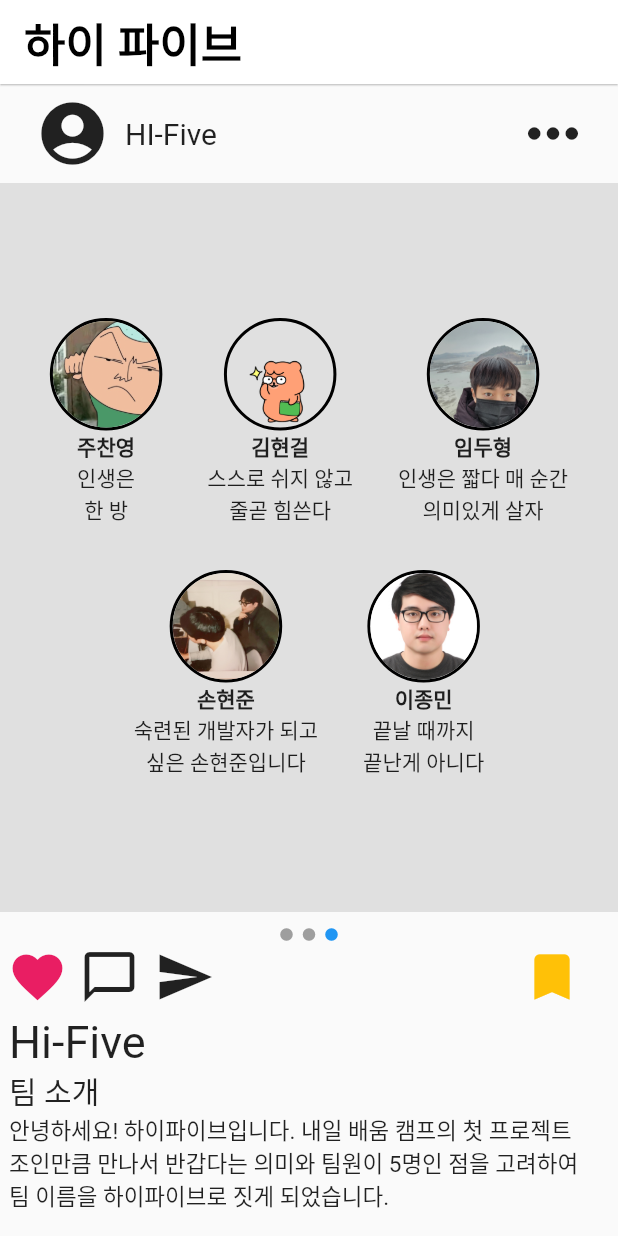
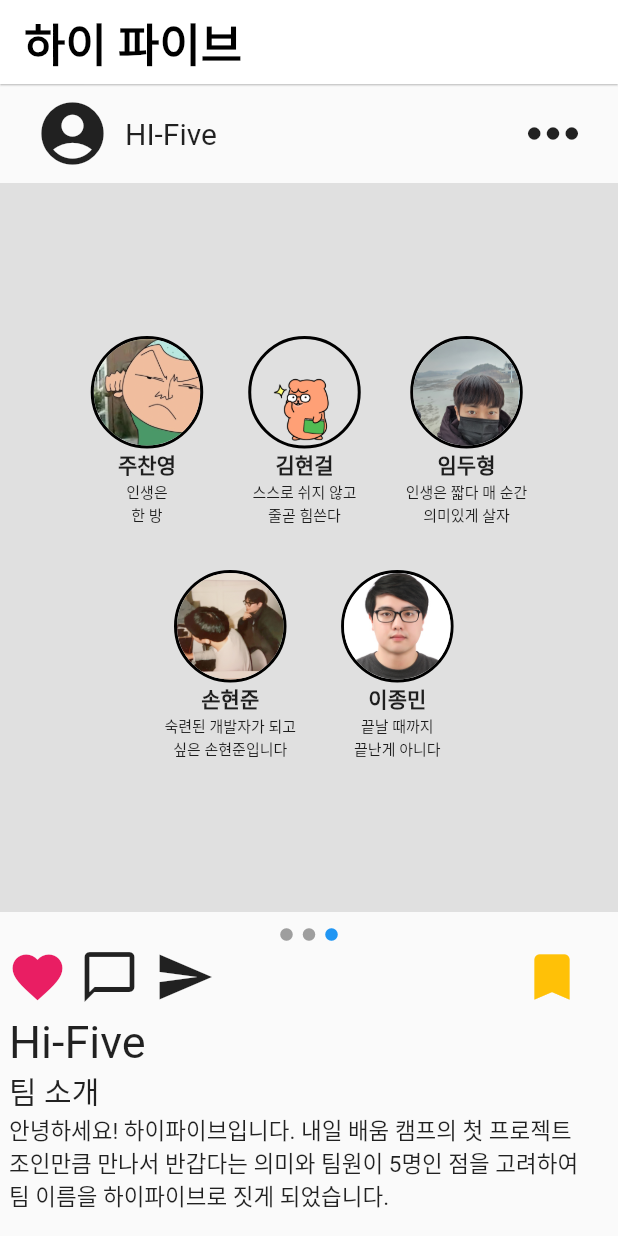
Before and after one commit to dannyjoo7/miniproject, a Flutter app: the MainPage screen opened directly, swiped to page 3, on a phone screen of 412 x 824 dp. Run offline on Flutter 3.47's test engine with Material 2 defaults, Android fonts, the phone set to English and light mode, and no system bars; our stand-ins replace shared_preferences, webview_flutter; accounts and stored records are empty; Roboto replaces fonts that are missing (GES).

Commit message:
FIX: user_simple_info 글자크기 수정

```diff
--- a/lib/main_page/user_simple_info.dart
+++ b/lib/main_page/user_simple_info.dart
@@ -43,7 +43,7 @@
         ),
         Text(
           one_line_introduction,
-          style: TextStyle(),
+          style: TextStyle(fontSize: 10),
           textAlign: TextAlign.center,
         ),
       ],
```
